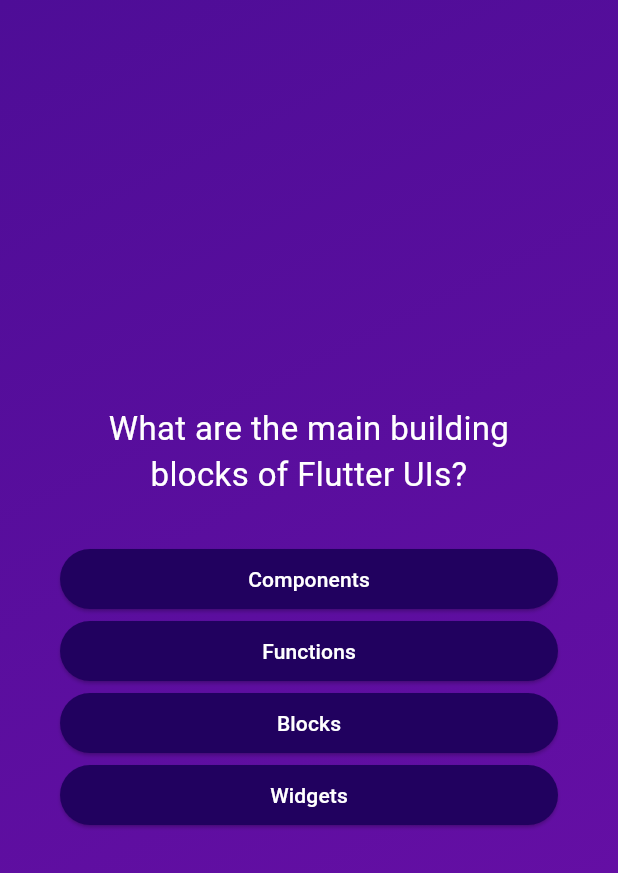
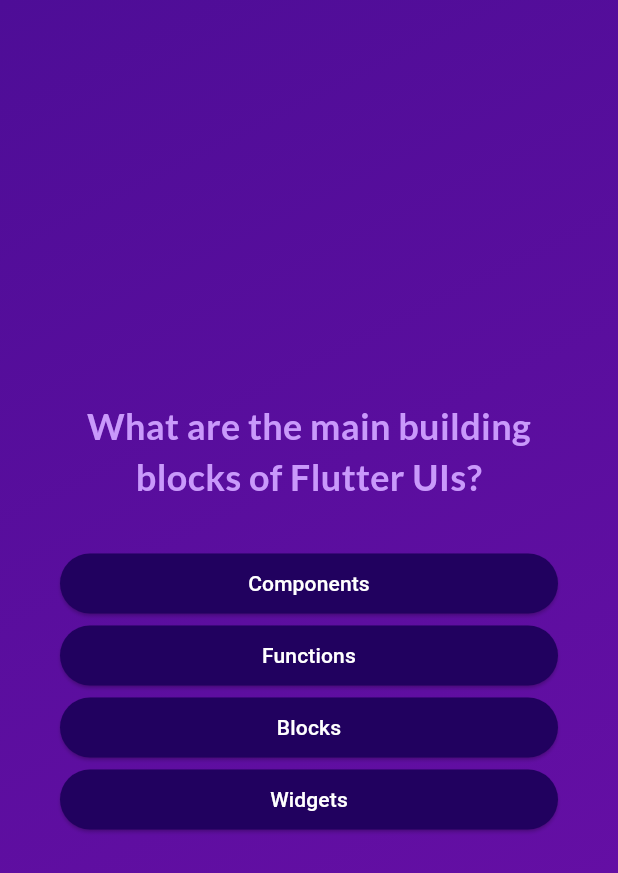
Before and after one commit to sohail019/Complete-Flutter, a Flutter app: the screen it shows after launch, after a tap on "Start Quiz", on a phone screen of 412 x 824 dp. Shown: the top 873 px of the screen. Run offline on Flutter 3.47's test engine with Material 3 defaults, Android fonts, the phone set to English and light mode, and no system bars; our stand-ins replace google_fonts.

Commit message:
Refactor quiz screens to use Google Fonts and implement answer selection logic

```diff
--- a/_02_quiz_app/lib/answer_button.dart
+++ b/_02_quiz_app/lib/answer_button.dart
@@ -20,7 +20,7 @@
         foregroundColor: Colors.white,
         shape: RoundedRectangleBorder(borderRadius: BorderRadius.circular(20)),
       ),
-      child: Text(answerText),
+      child: Text(answerText, textAlign: TextAlign.center),
     );
   }
 }
--- a/_02_quiz_app/lib/questions_screen.dart
+++ b/_02_quiz_app/lib/questions_screen.dart
@@ -1,18 +1,32 @@
 import 'package:_02_quiz_app/answer_button.dart';
 import 'package:flutter/material.dart';
 import 'package:_02_quiz_app/data/questions.dart';
+import "package:google_fonts/google_fonts.dart";
 
 class QuestionsScreen extends StatefulWidget {
-  const QuestionsScreen({super.key});
+  const QuestionsScreen({super.key, required this.onSelectAnswer});
+
+  final void Function(String answer) onSelectAnswer;
 
   @override
   State<QuestionsScreen> createState() => _QuestionsScreenState();
 }
 
 class _QuestionsScreenState extends State<QuestionsScreen> {
+  var currentQuestionIndex = 0;
+
+  void answerQuestion(String selectedAnswer) {
+    setState(() {
+      widget.onSelectAnswer(selectedAnswer);
+      // currentQuestionIndex = currentQuestionIndex + 1;
+      // currentQuestionIndex += 1;
+      currentQuestionIndex++; //? increment by 1
+    });
+  }
+
   @override
   Widget build(context) {
-    final currentQuestion = questions[0];
+    final currentQuestion = questions[currentQuestionIndex];
 
     return SizedBox(
       width: double.infinity,
@@ -24,12 +38,20 @@
           children: [
             Text(
               currentQuestion.text,
-              style: TextStyle(color: Colors.white, fontSize: 22),
+              // style: TextStyle(color: Colors.white, fontSize: 22),
+              style: GoogleFonts.lato(
+                color: const Color.fromARGB(255, 201, 153, 251),
+                fontSize: 24,
+                fontWeight: FontWeight.bold,
+              ),
               textAlign: TextAlign.center,
             ),
             const SizedBox(height: 30),
             ...currentQuestion.getShuffledAnswers().map((answer) {
-              return AnswerButton(onTap: () {}, answerText: answer);
+              return AnswerButton(
+                answerText: answer,
+                onTap: () => {answerQuestion(answer)},
+              );
             }),
           ],
         ),
--- a/_02_quiz_app/lib/quiz.dart
+++ b/_02_quiz_app/lib/quiz.dart
@@ -24,12 +24,18 @@
   // //   });
   // // }
 
+  final List<String> selectedAnswers = [];
+
   var activeScreen = "start-screen";
 
   void swithScreen() {
     setState(() {
       activeScreen = "questions-screen";
     });
+  }
+
+  void chooseAnswer(String answer) {
+    selectedAnswers.add(answer);
   }
 
   @override
@@ -39,10 +45,10 @@
     //         ? StartScreen(swithScreen)
     //         : const QuestionsScreen();
 
-    Widget screenWidget =  StartScreen(swithScreen);
+    Widget screenWidget = StartScreen(swithScreen);
 
     if (activeScreen == "questions-screen") {
-      screenWidget = const QuestionsScreen();
+      screenWidget = QuestionsScreen(onSelectAnswer: chooseAnswer);
     }
     return MaterialApp(
       title: "Quiz App",
--- a/_02_quiz_app/lib/start_screen.dart
+++ b/_02_quiz_app/lib/start_screen.dart
@@ -1,4 +1,5 @@
 import 'package:flutter/material.dart';
+import 'package:google_fonts/google_fonts.dart';
 
 class StartScreen extends StatelessWidget {
   const StartScreen(this.startQuiz, {super.key});
@@ -40,7 +41,7 @@
           ),
           Text(
             'Learn Flutter the fun way!',
-            style: TextStyle(fontSize: 20, color: Colors.white),
+            style: GoogleFonts.lato(fontSize: 20, color:  Colors.white),
           ),
           const SizedBox(height: 40),
           ElevatedButton.icon(
--- a/_02_quiz_app/pubspec.yaml
+++ b/_02_quiz_app/pubspec.yaml
@@ -34,6 +34,7 @@
   # The following adds the Cupertino Icons font to your application.
   # Use with the CupertinoIcons class for iOS style icons.
   cupertino_icons: ^1.0.8
+  google_fonts: ^6.2.1
 
 dev_dependencies:
   flutter_test:
```
Also changed, not shown: _02_quiz_app/pubspec.lock, 1 other file.
